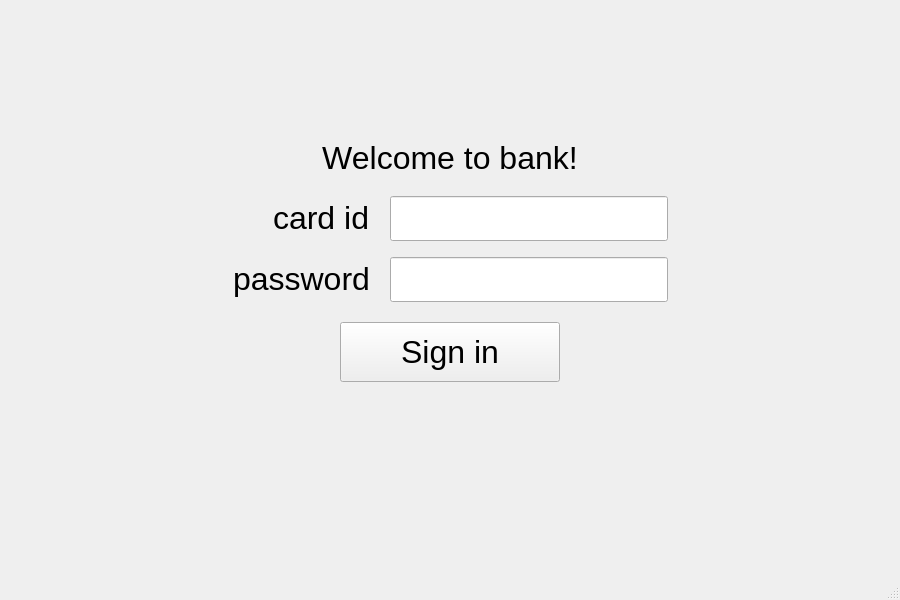
Old version of the form bank-automat/mainwindow.ui in the repository 25kmo-project/group_15.
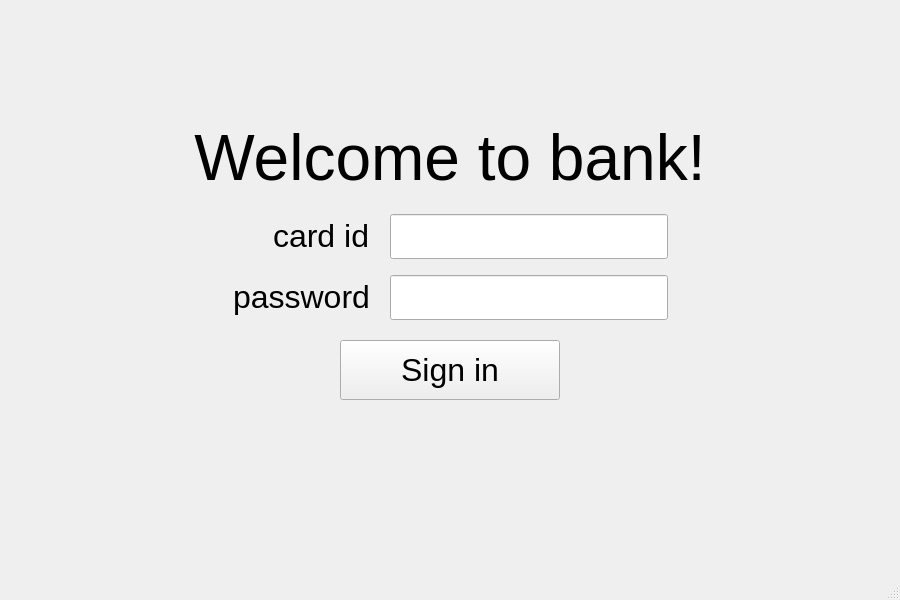
New version of the form.

What changed in the file:
```diff
--- a/bank-automat/mainwindow.ui
+++ b/bank-automat/mainwindow.ui
@@ -54,7 +54,7 @@
       <property name="font">
        <font>
         <family>Arial</family>
-        <pointsize>24</pointsize>
+        <pointsize>48</pointsize>
        </font>
       </property>
       <property name="text">
```
